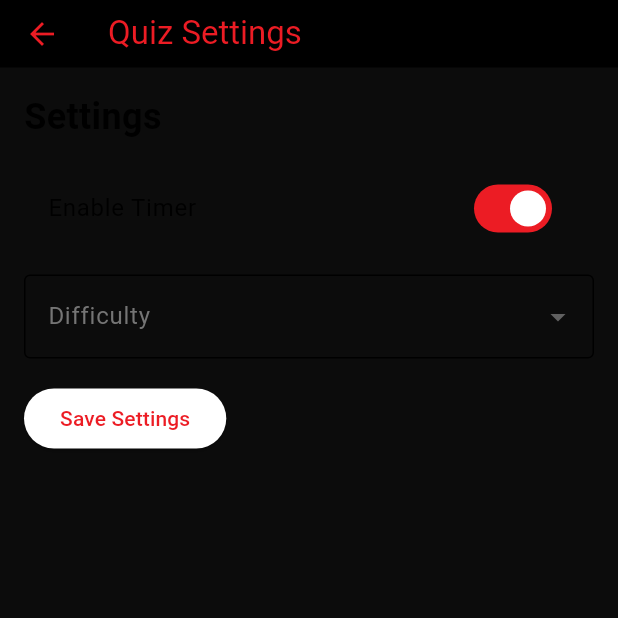
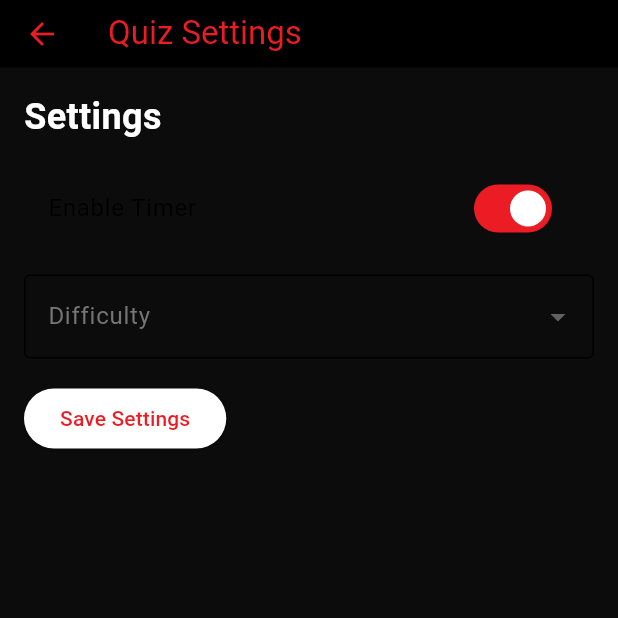
Before and after one commit to Thijshooge/matchmelover, a Flutter app: the QuizSettingsScreen screen opened by its route, on a phone screen of 412 x 824 dp, the top half of it. Run offline on Flutter 3.47's test engine with Material 3 defaults, Android fonts, the phone set to English and light mode, and no system bars; our stand-ins replace cloud_firestore, equatable, firebase_auth, firebase_core, firebase_storage, flutter_bloc and 3 more; accounts and stored records are empty.

Commit message:
Auto commit

```diff
--- a/lib/quiz/quiz settings/quiz_settings_screen.dart
+++ b/lib/quiz/quiz settings/quiz_settings_screen.dart
@@ -19,9 +19,13 @@ class QuizSettingsScreen extends StatelessWidget {
         child: Column(
           crossAxisAlignment: CrossAxisAlignment.start,
           children: [
-            const Text(
+            Text(
               'Settings',
-              style: TextStyle(fontSize: 24, fontWeight: FontWeight.bold),
+              style: TextStyle(
+                fontSize: 24,
+                fontWeight: FontWeight.bold,
+                color: Theme.of(context).colorScheme.surface,
+              ),
             ),
             const SizedBox(height: 16),
             SwitchListTile(
```
